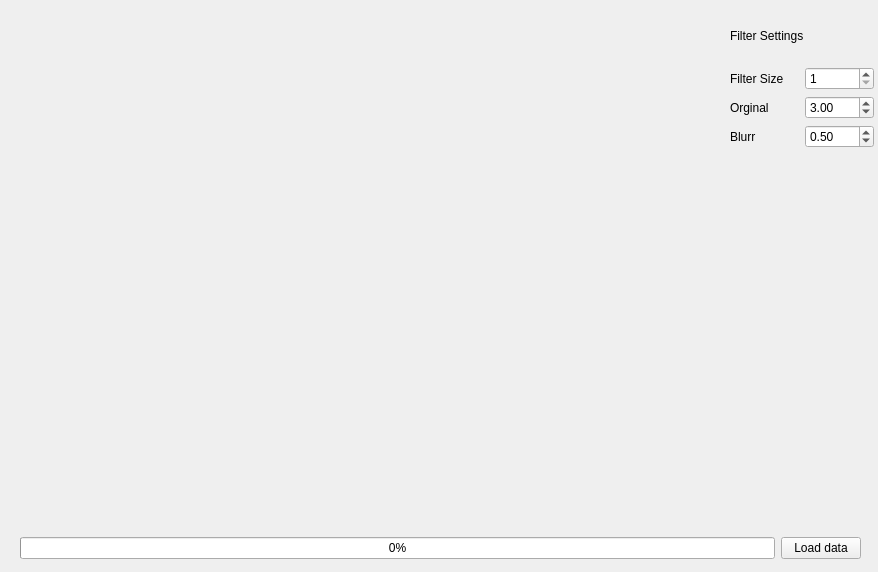
First picture: the form in src/ui/widget.ui, repository BasilFinn/planetStacker, before the edit.
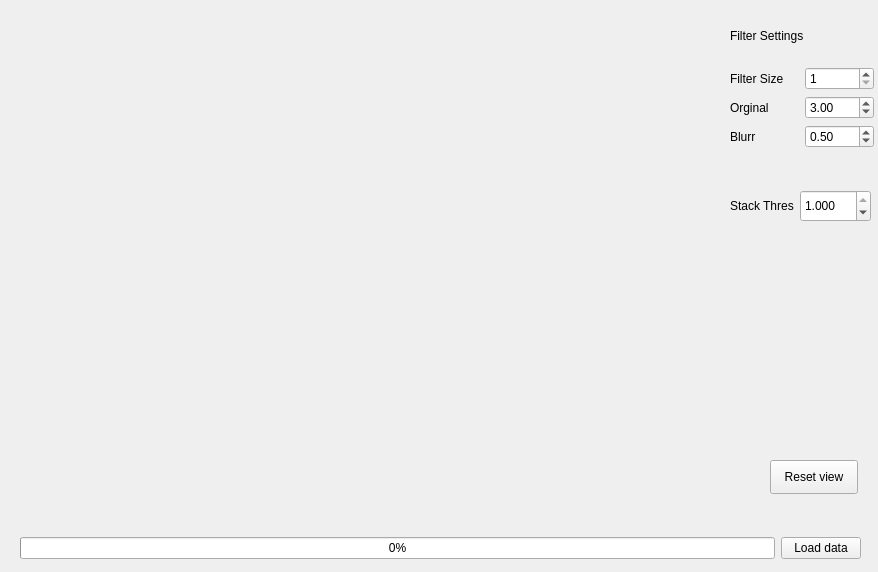
Second picture: the form after the edit.

Commit message: stack threshold added, safety feature added, reset view added

What changed in the file:
```diff
--- a/src/ui/widget.ui
+++ b/src/ui/widget.ui
@@ -58,7 +58,7 @@
     </item>
    </layout>
   </widget>
-  <widget class="QWidget" name="">
+  <widget class="QWidget" name="layoutWidget">
    <property name="geometry">
     <rect>
      <x>730</x>
@@ -146,6 +146,54 @@
     </item>
    </layout>
   </widget>
+  <widget class="QLabel" name="label_4">
+   <property name="geometry">
+    <rect>
+     <x>730</x>
+     <y>190</y>
+     <width>71</width>
+     <height>32</height>
+    </rect>
+   </property>
+   <property name="text">
+    <string>Stack Thres</string>
+   </property>
+  </widget>
+  <widget class="QDoubleSpinBox" name="doubleSpinBox_stackThres">
+   <property name="geometry">
+    <rect>
+     <x>800</x>
+     <y>190</y>
+     <width>71</width>
+     <height>32</height>
+    </rect>
+   </property>
+   <property name="decimals">
+    <number>3</number>
+   </property>
+   <property name="maximum">
+    <double>1.000000000000000</double>
+   </property>
+   <property name="singleStep">
+    <double>0.001000000000000</double>
+   </property>
+   <property name="value">
+    <double>1.000000000000000</double>
+   </property>
+  </widget>
+  <widget class="QPushButton" name="pushButton_resetView">
+   <property name="geometry">
+    <rect>
+     <x>770</x>
+     <y>460</y>
+     <width>88</width>
+     <height>34</height>
+    </rect>
+   </property>
+   <property name="text">
+    <string>Reset view</string>
+   </property>
+  </widget>
  </widget>
  <resources/>
  <connections/>
```
The commit also changes 4 other files.
